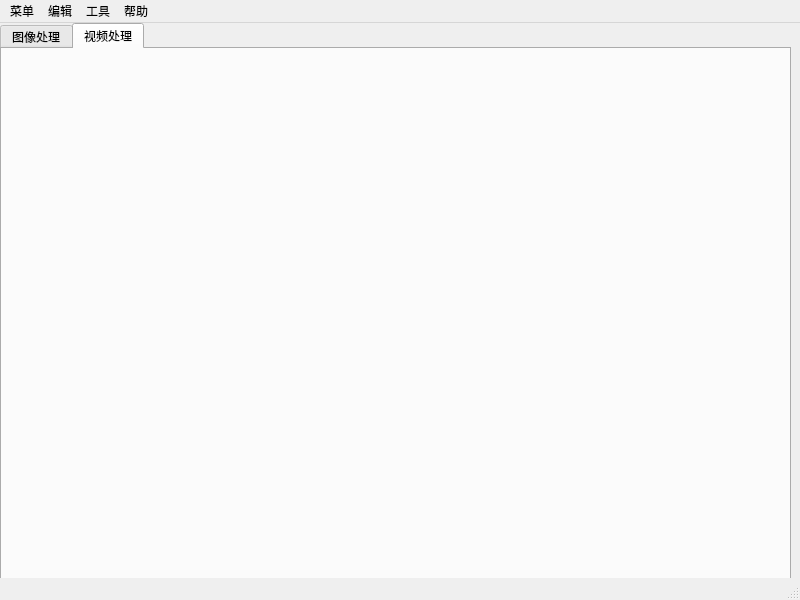
Above: mainwindow.ui from g64-cmd/Qt_Image_Processor before the change. Below: the same form after it.
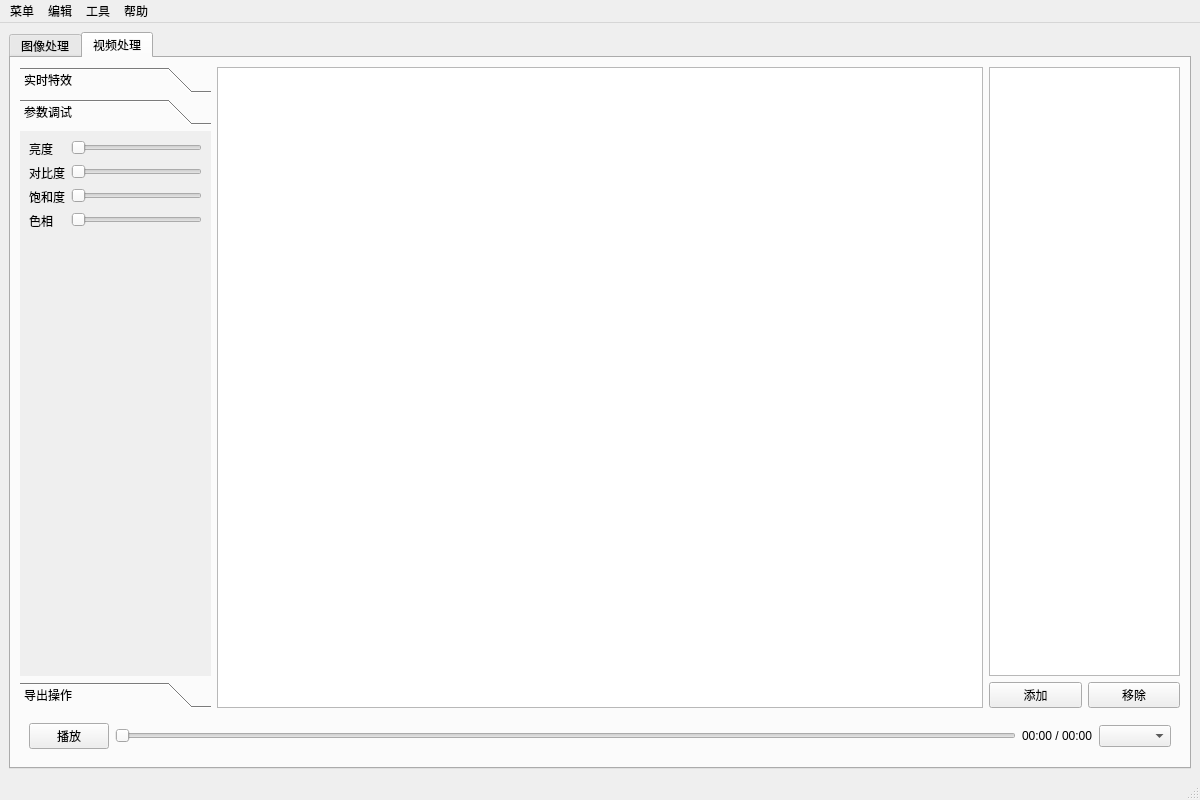
That is the form after the change. The open tabs and pages were chosen to show the change. Custom widgets are drawn as their Qt base class.

```diff
--- a/mainwindow.ui
+++ b/mainwindow.ui
@@ -6,23 +6,17 @@
    <rect>
     <x>0</x>
     <y>0</y>
-    <width>800</width>
-    <height>600</height>
+    <width>1200</width>
+    <height>800</height>
    </rect>
   </property>
   <property name="windowTitle">
    <string>MainWindow</string>
   </property>
   <widget class="QWidget" name="centralwidget">
+   <layout class="QHBoxLayout" name="horizontalLayout_2">
+    <item>
    <widget class="QTabWidget" name="basicPage">
-    <property name="geometry">
-     <rect>
-      <x>0</x>
-      <y>0</y>
-      <width>791</width>
-      <height>561</height>
-     </rect>
-    </property>
     <property name="currentIndex">
      <number>0</number>
     </property>
@@ -315,15 +309,280 @@
      <attribute name="title">
       <string>视频处理</string>
      </attribute>
-    </widget>
-   </widget>
+       <layout class="QVBoxLayout" name="verticalLayout_10">
+        <item>
+         <layout class="QHBoxLayout" name="horizontalLayout_5" stretch="1,4,1">
+          <item>
+           <widget class="QToolBox" name="videoEffectsToolBox">
+            <property name="minimumSize">
+             <size>
+              <width>180</width>
+              <height>0</height>
+             </size>
+            </property>
+            <property name="currentIndex">
+             <number>1</number>
+            </property>
+            <widget class="QWidget" name="page">
+             <property name="geometry">
+              <rect>
+               <x>0</x>
+               <y>0</y>
+               <width>196</width>
+               <height>385</height>
+              </rect>
+             </property>
+             <attribute name="label">
+              <string>实时特效</string>
+             </attribute>
+             <layout class="QVBoxLayout" name="verticalLayout_7">
+              <item>
+               <widget class="QCheckBox" name="grayscaleCheckBox">
+                <property name="text">
+                 <string>灰度化</string>
+                </property>
+               </widget>
+              </item>
+              <item>
+               <widget class="QCheckBox" name="faceDetectCheckBox">
+                <property name="text">
+                 <string>人脸检测</string>
+                </property>
+               </widget>
+              </item>
+              <item>
+               <widget class="QGroupBox" name="groupBox">
+                <property name="title">
+                 <string>滤波效果</string>
+                </property>
+                <layout class="QVBoxLayout" name="verticalLayout_6">
+                 <item>
+                  <widget class="QComboBox" name="filterComboBox"/>
+                 </item>
+                 <item>
+                  <widget class="QSlider" name="filterIntensitySlider">
+                   <property name="orientation">
+                    <enum>Qt::Horizontal</enum>
+                   </property>
+                  </widget>
+                 </item>
+                </layout>
+               </widget>
+              </item>
+              <item>
+               <spacer name="verticalSpacer_2">
+                <property name="orientation">
+                 <enum>Qt::Vertical</enum>
+                </property>
+                <property name="sizeHint" stdset="0">
+                 <size>
+                  <width>20</width>
+                  <height>40</height>
+                 </size>
+                </property>
+               </spacer>
+              </item>
+             </layout>
+            </widget>
+            <widget class="QWidget" name="page_2">
+             <property name="geometry">
+              <rect>
+               <x>0</x>
+               <y>0</y>
+               <width>196</width>
+               <height>385</height>
+              </rect>
+             </property>
+             <attribute name="label">
+              <string>参数调试</string>
+             </attribute>
+             <layout class="QVBoxLayout" name="verticalLayout_11">
+              <item>
+               <layout class="QFormLayout" name="formLayout">
+                <item row="0" column="0">
+                 <widget class="QLabel" name="label_5">
+                  <property name="text">
+                   <string>亮度</string>
+                  </property>
+                 </widget>
+                </item>
+                <item row="0" column="1">
+                 <widget class="QSlider" name="videoBrightnessSlider">
+                  <property name="orientation">
+                   <enum>Qt::Horizontal</enum>
+                  </property>
+                 </widget>
+                </item>
+                <item row="1" column="0">
+                 <widget class="QLabel" name="label_6">
+                  <property name="text">
+                   <string>对比度</string>
+                  </property>
+                 </widget>
+                </item>
+                <item row="1" column="1">
+                 <widget class="QSlider" name="videoContrastSlider">
+                  <property name="orientation">
+                   <enum>Qt::Horizontal</enum>
+                  </property>
+                 </widget>
+                </item>
+                <item row="2" column="0">
+                 <widget class="QLabel" name="label_7">
+                  <property name="text">
+                   <string>饱和度</string>
+                  </property>
+                 </widget>
+                </item>
+                <item row="2" column="1">
+                 <widget class="QSlider" name="videoSaturationSlider">
+                  <property name="orientation">
+                   <enum>Qt::Horizontal</enum>
+                  </property>
+                 </widget>
+                </item>
+                <item row="3" column="0">
+                 <widget class="QLabel" name="label_8">
+                  <property name="text">
+                   <string>色相</string>
+                  </property>
+                 </widget>
+                </item>
+                <item row="3" column="1">
+                 <widget class="QSlider" name="videoHueSlider">
+                  <property name="orientation">
+                   <enum>Qt::Horizontal</enum>
+                  </property>
+                 </widget>
+                </item>
+               </layout>
+              </item>
+              <item>
+               <spacer name="verticalSpacer_4">
+                <property name="orientation">
+                 <enum>Qt::Vertical</enum>
+                </property>
+                <property name="sizeHint" stdset="0">
+                 <size>
+                  <width>20</width>
+                  <height>263</height>
+                 </size>
+                </property>
+               </spacer>
+              </item>
+             </layout>
+            </widget>
+            <widget class="QWidget" name="page_3">
+             <attribute name="label">
+              <string>导出操作</string>
+             </attribute>
+             <layout class="QVBoxLayout" name="verticalLayout_8">
+              <item>
+               <widget class="QPushButton" name="saveFrameButton">
+                <property name="text">
+                 <string>保存当前帧...</string>
+                </property>
+               </widget>
+              </item>
+              <item>
+               <widget class="QPushButton" name="recordButton">
+                <property name="text">
+                 <string>开始录制</string>
+                </property>
+                <property name="checkable">
+                 <bool>true</bool>
+                </property>
+               </widget>
+              </item>
+              <item>
+               <spacer name="verticalSpacer_3">
+                <property name="orientation">
+                 <enum>Qt::Vertical</enum>
+                </property>
+                <property name="sizeHint" stdset="0">
+                 <size>
+                  <width>20</width>
+                  <height>40</height>
+                 </size>
+                </property>
+               </spacer>
+              </item>
+             </layout>
+            </widget>
+           </widget>
+          </item>
+          <item>
+           <widget class="DroppableGraphicsView" name="videoView"/>
+          </item>
+          <item>
+           <layout class="QVBoxLayout" name="verticalLayout_9">
+            <item>
+             <widget class="QListView" name="videoListView"/>
+            </item>
+            <item>
+             <layout class="QHBoxLayout" name="horizontalLayout_6">
+              <item>
+               <widget class="QPushButton" name="addVideoButton">
+                <property name="text">
+                 <string>添加</string>
+                </property>
+               </widget>
+              </item>
+              <item>
+               <widget class="QPushButton" name="removeVideoButton">
+                <property name="text">
+                 <string>移除</string>
+                </property>
+               </widget>
+              </item>
+             </layout>
+            </item>
+           </layout>
+          </item>
+         </layout>
+        </item>
+        <item>
+         <widget class="QWidget" name="controlBar" native="true">
+          <layout class="QHBoxLayout" name="horizontalLayout_7">
+           <item>
+            <widget class="QPushButton" name="playPauseButton">
+             <property name="text">
+              <string>播放</string>
+             </property>
+            </widget>
+           </item>
+           <item>
+            <widget class="QSlider" name="videoSlider">
+             <property name="orientation">
+              <enum>Qt::Horizontal</enum>
+             </property>
+            </widget>
+           </item>
+           <item>
+            <widget class="QLabel" name="timeLabel">
+             <property name="text">
+              <string>00:00 / 00:00</string>
+             </property>
+            </widget>
+           </item>
+           <item>
+            <widget class="QComboBox" name="speedComboBox"/>
+           </item>
+          </layout>
+         </widget>
+        </item>
+       </layout>
+      </widget>
+     </widget>
+    </item>
+   </layout>
   </widget>
   <widget class="QMenuBar" name="menubar">
    <property name="geometry">
     <rect>
      <x>0</x>
      <y>0</y>
-     <width>800</width>
+     <width>1200</width>
      <height>20</height>
     </rect>
    </property>
```
Left out of the diff: 271 changed lines with no effect on the pictures. Lines whose indentation alone changed are shown as unchanged.
